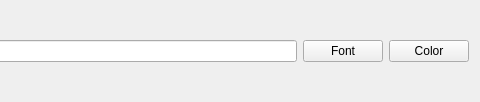
Old version of the form src/views/graphicsitemview/visualmusicmodel/iteminteractions/dialogs/textpropertyeditwidget.ui in the repository EgonSpengler/LimePipes; both pictures show x 224 to 704 and y 0 to 102 of the 704 by 102 pixel window.
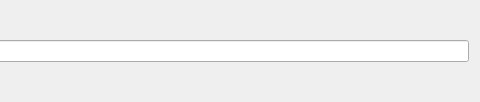
New version of the form.

```diff
--- a/src/views/graphicsitemview/visualmusicmodel/iteminteractions/dialogs/textpropertyeditwidget.ui
+++ b/src/views/graphicsitemview/visualmusicmodel/iteminteractions/dialogs/textpropertyeditwidget.ui
@@ -17,20 +17,6 @@
    <item>
     <widget class="QLineEdit" name="lineEdit"/>
    </item>
-   <item>
-    <widget class="QPushButton" name="fontPushButton">
-     <property name="text">
-      <string>Font</string>
-     </property>
-    </widget>
-   </item>
-   <item>
-    <widget class="QPushButton" name="colorPushButton">
-     <property name="text">
-      <string>Color</string>
-     </property>
-    </widget>
-   </item>
   </layout>
  </widget>
  <resources/>
```
